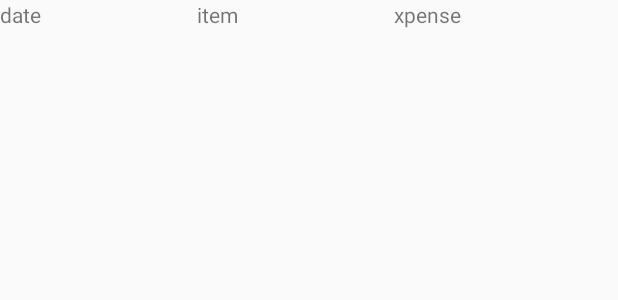
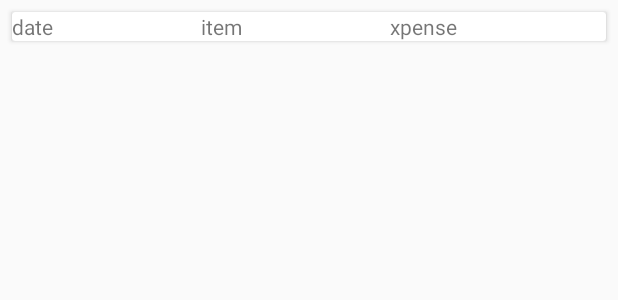
Before and after one commit to sugar182work/kotlin-Household, an Android app: the layout list.xml on its own in the app's theme, with its tools: preview values and no code run, on a phone screen of 412 x 824 dp. Shown: the top 300 px of the screen. Run offline under Robolectric (Android 15) with nearby library versions, the phone set to English and light mode, and no system bars.

Commit message:
同期！

```diff
--- a/app/src/main/java/jp/ne/sugar182/household1/dto/PayData.kt
+++ b/app/src/main/java/jp/ne/sugar182/household1/dto/PayData.kt
@@ -23,4 +23,4 @@ class WithdrawalData {
 }
 */
 // 見直し後　洗練されたロンボクさんですなぁ
-data class PayData(val idx: Int, val expenseDate: String , val item: String, val xpense: Long )
+data class PayData(val idx: Int, val expenseDate: String , val item: String, val expense: Long )
--- a/app/src/main/java/jp/ne/sugar182/household1/dto/PayListData.kt
+++ b/app/src/main/java/jp/ne/sugar182/household1/dto/PayListData.kt
@@ -1,3 +1,3 @@
 package jp.ne.sugar182.household1.dto
 
-data class PayListData(val expenseDate: String , val item: String, val xpense: Long )
+data class PayListData(val expenseDate: String , val item: String, val expense: Long )
--- a/app/src/main/res/layout/list.xml
+++ b/app/src/main/res/layout/list.xml
@@ -1,8 +1,18 @@
 <?xml version="1.0" encoding="utf-8"?>
-<LinearLayout xmlns:android="http://schemas.android.com/apk/res/android"
+<android.support.v7.widget.CardView
+    xmlns:card_view="http://schemas.android.com/apk/res-auto"
+    xmlns:android="http://schemas.android.com/apk/res/android"
+    android:layout_width="match_parent"
+    android:layout_height="wrap_content"
+    android:layout_margin="8dp"
+    card_view:cardElevation="2dp"
+    android:foreground="?android:attr/selectableItemBackground">
+
+    <LinearLayout
+        android:layout_width="match_parent"
+        android:layout_height="match_parent"
         android:orientation="horizontal"
-    android:layout_width="match_parent"
-    android:layout_height="match_parent">
+        android:gravity="center_vertical">
 
         <TextView
                 android:id="@+id/expenseDateText"
@@ -25,3 +35,4 @@
             android:layout_weight="1"
             android:text="xpense" />
     </LinearLayout>
+</android.support.v7.widget.CardView>
```
Also changed, not shown: app/src/main/java/jp/ne/sugar182/household1/RecyclerAdapter.kt (+48 -1 lines), app/src/main/java/jp/ne/sugar182/household1/RecyclerViewHolder.kt (+28 -1 lines). Lines whose indentation alone changed are shown as unchanged.
